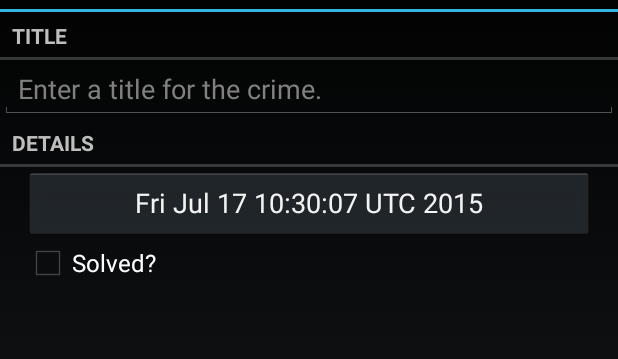
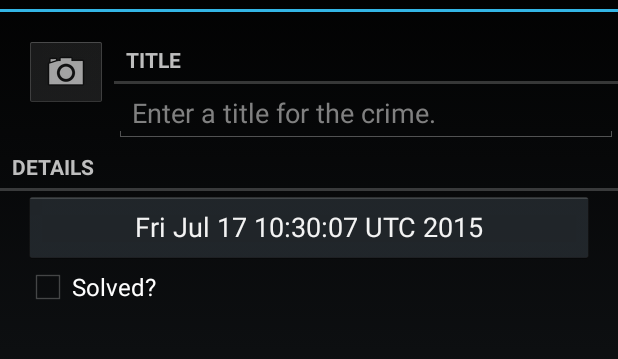
Before and after one commit to ferame/Learnin, an Android app: the CrimeFragment screen opened directly, with no data from a screen before it, on a phone screen of 412 x 824 dp, the part 60-419 px from its top. Run offline under Robolectric (Android 15) with nearby library versions, the phone set to English and light mode, and no system bars.

Commit message:
Chapter 19 - DONE

```diff
--- a/app/src/main/java/com/startup/edy/criminalintent/CrimeFragment.java
+++ b/app/src/main/java/com/startup/edy/criminalintent/CrimeFragment.java
@@ -4,6 +4,8 @@
 import android.annotation.TargetApi;
 import android.app.Activity;
 import android.content.Intent;
+import android.content.pm.PackageManager;
+import android.hardware.Camera;
 import android.os.Build;
 import android.os.Bundle;
 import android.support.annotation.Nullable;
@@ -20,6 +22,7 @@
 import android.widget.CheckBox;
 import android.widget.CompoundButton;
 import android.widget.EditText;
+import android.widget.ImageButton;
 
 import java.util.Date;
 import java.util.UUID;
@@ -38,6 +41,7 @@
     private EditText mTitleField;
     private Button mDateButton;
     private CheckBox mSolvedCheckBox;
+    private ImageButton mPhotoButton;
 
     public static CrimeFragment newInstance(UUID crimeId) {
         Bundle args = new Bundle();
@@ -70,13 +74,11 @@
         mTitleField = (EditText) v.findViewById(R.id.crime_title);
         mTitleField.setText(mCrime.getTitle());
         mTitleField.addTextChangedListener(new TextWatcher() {
-            public void onTextChanged(
-                    CharSequence s, int start, int before, int count) {
+            public void onTextChanged(CharSequence s, int start, int before, int count) {
                 mCrime.setTitle(s.toString());
             }
 
-            public void beforeTextChanged(
-                    CharSequence s, int start, int count, int after) {
+            public void beforeTextChanged(CharSequence s, int start, int count, int after) {
                 // This space intentionally left blank
             }
 
@@ -109,6 +111,25 @@
                 mCrime.setSolved(isChecked);
             }
         });
+
+        mPhotoButton = (ImageButton)v.findViewById(R.id.crime_imageButton);
+        mPhotoButton.setOnClickListener(new View.OnClickListener() {
+            @Override
+            public void onClick(View v){
+                Intent i = new Intent(getActivity(), CrimeCameraActivity.class);
+                startActivity(i);
+            }
+        });
+
+        // If camera is not available, disable camera functionality
+        PackageManager pm = getActivity().getPackageManager();
+        boolean hasACamera = pm.hasSystemFeature(PackageManager.FEATURE_CAMERA) ||
+                pm.hasSystemFeature(PackageManager.FEATURE_CAMERA_FRONT) ||
+                (Build.VERSION.SDK_INT >= Build.VERSION_CODES.GINGERBREAD &&
+                        Camera.getNumberOfCameras() > 0);
+        if (!hasACamera) {
+            mPhotoButton.setEnabled(false);
+        }
 
         return v;
     }
--- a/app/src/main/res/layout-land/fragment_crime.xml
+++ b/app/src/main/res/layout-land/fragment_crime.xml
@@ -4,7 +4,30 @@
     android:layout_height="match_parent"
     android:orientation="vertical"
     >
+    <LinearLayout
+        android:layout_width="fill_parent"
+        android:layout_height="wrap_content"
+        android:orientation="horizontal"
+        android:layout_marginLeft="16dp"
+        android:layout_marginTop="16dp">
 
+        <LinearLayout
+            android:layout_width="wrap_content"
+            android:layout_height="wrap_content"
+            android:orientation="vertical"
+            android:layout_marginRight="4dp">
+            <ImageButton
+                android:id="@+id/crime_imageButton"
+                android:layout_width="match_parent"
+                android:layout_height="wrap_content"
+                android:src="@android:drawable/ic_menu_camera"/>
+        </LinearLayout>
+
+        <LinearLayout
+            android:layout_width="wrap_content"
+            android:layout_height="wrap_content"
+            android:orientation="vertical"
+            android:layout_weight="1">
             <TextView
                 android:layout_width="match_parent"
                 android:layout_height="wrap_content"
@@ -18,6 +41,10 @@
                 android:layout_height="wrap_content"
                 android:hint="@string/crime_title_hint"
                 />
+        </LinearLayout>
+
+    </LinearLayout>
+
     <TextView
         android:layout_width="match_parent"
         android:layout_height="wrap_content"
--- a/app/src/main/res/layout/fragment_crime.xml
+++ b/app/src/main/res/layout/fragment_crime.xml
@@ -4,6 +4,28 @@
     android:layout_height="match_parent"
     android:orientation="vertical"
     >
+    <LinearLayout
+        android:layout_width="fill_parent"
+        android:layout_height="wrap_content"
+        android:orientation="horizontal"
+        android:layout_marginLeft="16dp"
+        android:layout_marginTop="16dp">
+        <LinearLayout
+            android:layout_width="wrap_content"
+            android:layout_height="wrap_content"
+            android:orientation="vertical"
+            android:layout_marginRight="4dp">
+            <ImageButton
+                android:id="@+id/crime_imageButton"
+                android:layout_width="match_parent"
+                android:layout_height="wrap_content"
+                android:src = "@android:drawable/ic_menu_camera"/>
+        </LinearLayout>
+        <LinearLayout
+            android:layout_width="wrap_content"
+            android:layout_height="wrap_content"
+            android:orientation="vertical"
+            android:layout_weight="1">
             <TextView
                 android:layout_width="match_parent"
                 android:layout_height="wrap_content"
@@ -16,6 +38,8 @@
                 android:layout_height="wrap_content"
                 android:hint="@string/crime_title_hint"
                 />
+        </LinearLayout>
+    </LinearLayout>
     <TextView
         android:layout_width="match_parent"
         android:layout_height="wrap_content"
--- a/app/src/main/res/values-v11/styles.xml
+++ b/app/src/main/res/values-v11/styles.xml
@@ -1,3 +1,6 @@
 <resources>
     <style name="AppTheme" parent="android:Theme.Holo"></style>
+<!--
+    <style name="AppTheme" parent="Theme.Sherlock.Light.DarkaAtionBar"></style>
+-->
 </resources>
--- a/app/src/main/res/values/strings.xml
+++ b/app/src/main/res/values/strings.xml
@@ -14,6 +14,7 @@
     <string name="show_subtitle">Show Subtitle</string>
     <string name="hide_subtitle">Hide Subtitle</string>
     <string name="subtitle">If you see something, say something.</string>
+    <string name="take">Take!</string>
     <string name="delete_crime">Delete</string>
 
 </resources>
```
Also changed, not shown: app/src/main/AndroidManifest.xml (+13 -1 lines), app/src/main/java/com/startup/edy/criminalintent/CrimeCameraActivity.java (added, +14 -0 lines), app/src/main/java/com/startup/edy/criminalintent/CrimeCameraFragment.java (added, +120 -0 lines), app/src/main/res/layout/fragment_crime_camera.xml (added, +35 -0 lines). Lines whose indentation alone changed are shown as unchanged.
